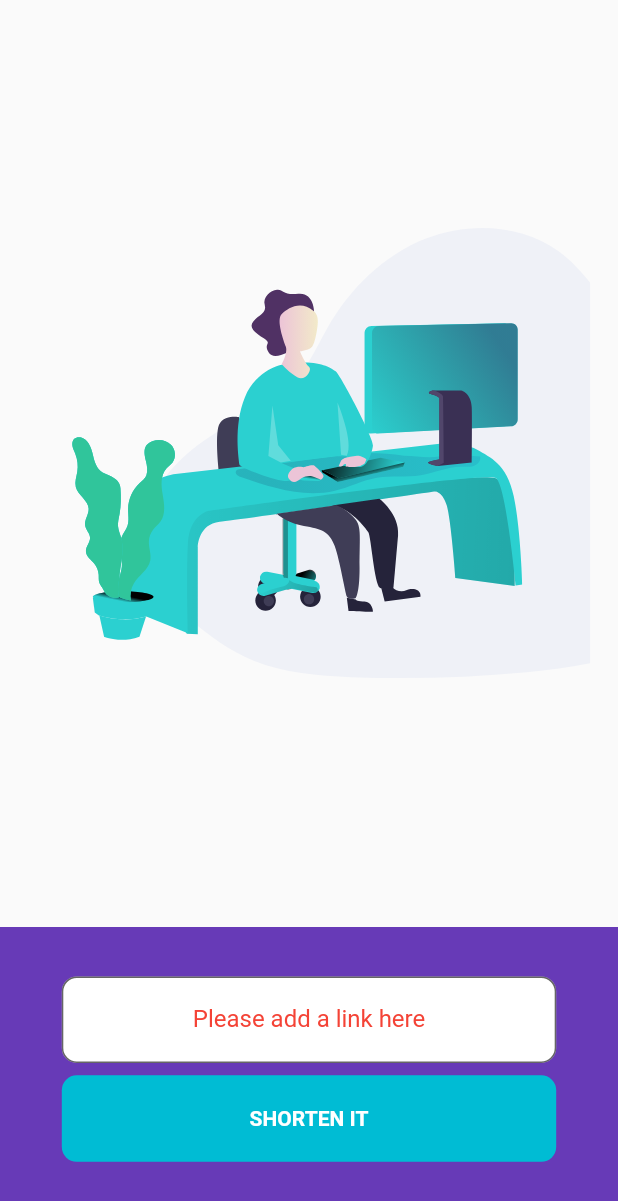
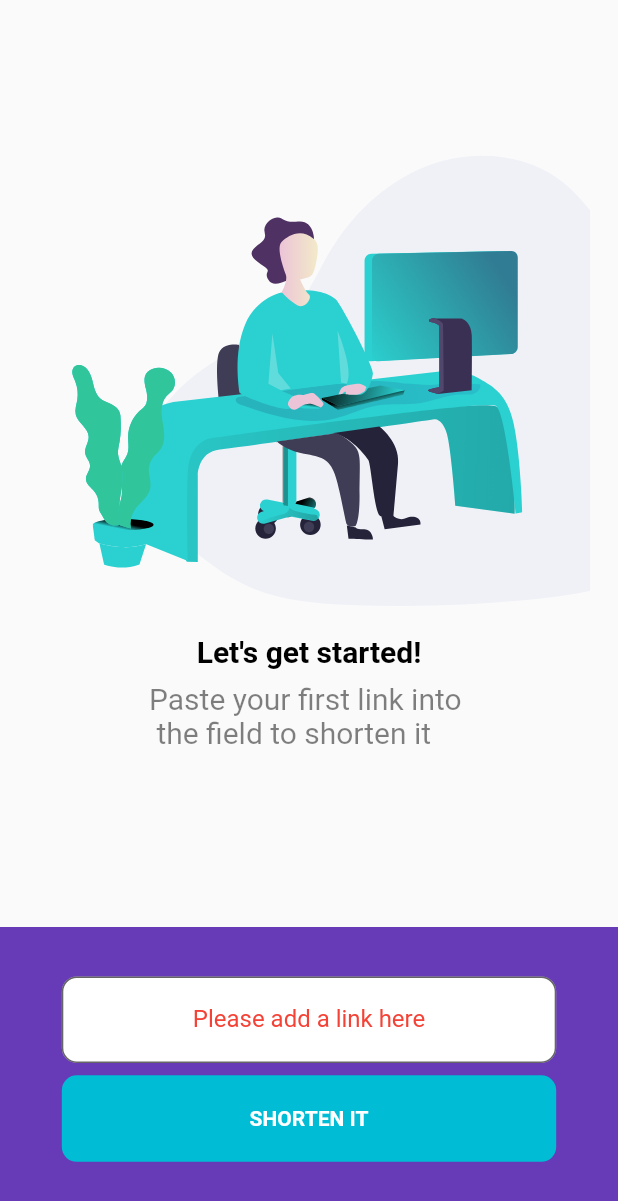
Before and after one commit to ycct/shorten_url, a Flutter app: the HomeView screen opened by its route, after a tap on "SHORTEN IT", on a phone screen of 412 x 824 dp. Shown: the top 1201 px of the screen. Run offline on Flutter 3.47's test engine with Material 2 defaults, Android fonts, the phone set to English and light mode, and no system bars; our stand-ins replace flutter_svg, get.

Commit message:
list view builder added , whole app edited, folders organized

```diff
--- a/lib/controller/home_controller.dart
+++ b/lib/controller/home_controller.dart
@@ -1,5 +1,5 @@
 import 'dart:convert';
-import 'package:flutter/cupertino.dart';
+import 'package:flutter/material.dart';
 import 'package:get/get.dart';
 import 'package:shorten_url/constants/service.dart';
 import 'package:shorten_url/models/error_model.dart';
@@ -9,24 +9,13 @@ import 'package:http/http.dart' as http;
 class HomeController extends GetxController {
   TextEditingController urlController = TextEditingController();
   MainDataModel? mainDataModel;
+  List<MainDataModel> shortenList = [];
+  List<MainDataModel> reversedShortenList = [];
   ErrorModel? errorModel;
   bool isFormEmpty = false;
+  List<bool> isCopiedList = [];
 
-  @override
-  void onInit() {
-    super.onInit();
-    urlController = TextEditingController();
-  }
 
-  @override
-  void onClose() {
-    urlController.dispose();
-  }
-
-  void boolChanger() {
-    isFormEmpty = true;
-    update();
-  }
 
   Future<MainDataModel?> shortenUrl() async {
     Uri serviceUri = Uri.parse(Service.baseUrl + urlController.text);
@@ -37,12 +26,38 @@ class HomeController extends GetxController {
     try {
       mainDataModel = MainDataModel.fromMap(responseMap);
       if (mainDataModel != null) {
+        shortenList.add(mainDataModel!);
+        reversedShortenList = shortenList.reversed.toList();
+        isCopiedList.add(false);
       }
       update();
       return mainDataModel;
     } catch (e) {
       errorModel = ErrorModel.fromMap(responseMap);
+      if (errorModel != null) {
+        Get.snackbar("Error", errorModel!.error ?? "Error Occur",
+            backgroundColor: Colors.red.shade400, colorText: Colors.white);
+      }
     }
     return null;
   }
+
+  void copiedMethod(List list, int index) async {
+    list[index] = true;
+    update();
+    await Future.delayed(const Duration(seconds: 2));
+    list[index] = false;
+    update();
+  }
+
+  void formValidatorChanger() {
+    isFormEmpty = true;
+    update();
+  }
+
+  void deleteFromList(List list, int index) {
+    list.removeAt(index);
+    update();
+  }
+
 }
--- a/lib/main.dart
+++ b/lib/main.dart
@@ -5,7 +5,7 @@ import 'package:shorten_url/utils/bindings.dart';
 import 'package:shorten_url/utils/routes.dart';
 import 'package:shorten_url/theme/theme.dart';
 import 'package:shorten_url/utils/translation.dart';
-import 'package:shorten_url/views/home_view.dart';
+import 'package:shorten_url/views/home_view/home_view.dart';
 
 void main() {
   runApp(const MyApp());
@@ -25,7 +25,7 @@ class MyApp extends StatelessWidget {
         locale: const Locale("en", "US"),
         fallbackLocale: const Locale('en', 'UK'),
         translations: Translation(),
-        home:  HomeView(),
+        home:  const HomeView(),
         theme: CustomThemeData.lightTheme);
   }
 }
--- a/lib/models/result_model.dart
+++ b/lib/models/result_model.dart
@@ -1,12 +1,14 @@
 class ResultModel {
   final String fullShortLink;
   final String shortLink;
+  final String originalLink;
 
-  ResultModel({required this.fullShortLink, required this.shortLink});
+  ResultModel({required this.fullShortLink, required this.shortLink,required this.originalLink});
 
 
   factory ResultModel.fromMap(Map<String, dynamic> map) {
     return ResultModel(
+      originalLink: map["original_link"],
       fullShortLink: map['full_short_link'] as String,
       shortLink: map['short_link'] as String,
     );
--- a/lib/theme/theme.dart
+++ b/lib/theme/theme.dart
@@ -6,14 +6,17 @@ class CustomThemeData {
   static  Color backgroundColor = Colors.grey.shade50;
 
   static ThemeData lightTheme = ThemeData(
+    progressIndicatorTheme: const ProgressIndicatorThemeData(color: primaryColor),
     appBarTheme: const AppBarTheme(backgroundColor: primaryColor),
     errorColor: Colors.red,
+    dividerColor: Colors.black,
+    primaryColorDark: Colors.black,
+    backgroundColor: Colors.deepPurple,
     inputDecorationTheme: const InputDecorationTheme(
       hintStyle: TextStyle(
         color: primaryColor,
       ),
     ),
-    primarySwatch: Colors.blue,
     primaryColor: primaryColor,
     disabledColor: secondaryColor,
     scaffoldBackgroundColor: backgroundColor,
--- a/lib/utils/routes.dart
+++ b/lib/utils/routes.dart
@@ -1,17 +1,16 @@
 import 'package:get/get.dart';
 import 'package:shorten_url/utils/bindings.dart';
-import 'package:shorten_url/views/home_view.dart';
-import 'package:shorten_url/views/splash_view.dart';
+import 'package:shorten_url/views/home_view/home_view.dart';
 
 class AppRoutes {
   static final routes = [
-    GetPage(
-      name: '/splash',
-      page: () => const SplashView(),
-    ),
+    // GetPage(
+    //   name: '/splash',
+    //   page: () => const SplashView(),
+    // ),
     GetPage(
       name: '/home',
-      page: () =>  HomeView(),
+      page: () => const HomeView(),
       binding: HomeViewBinding(),
     ),
   ];
--- a/lib/utils/translation.dart
+++ b/lib/utils/translation.dart
@@ -6,10 +6,11 @@ class Translation extends Translations {
     "en_US": {
       "appName": "Shortly",
       "copy": "Copy",
-      "copied": "Copied",
+      "copied": "Copied ! ",
       "started": "Let's get started!",
       "pasteLink": "Paste your first link into \n the field to shorten it",
       "addLink": "Please add a link here",
+      "history": "Your Link History",
       "shortenLink": "Shorten a link here ",
       "shorten": "Shorten it",
       "yourLink": "Your Link History",
--- a/lib/views/home_view.dart
+++ /dev/null
@@ -1,109 +0,0 @@
-import 'package:flutter/material.dart';
-import 'package:flutter_svg/flutter_svg.dart';
-import 'package:get/get.dart';
-import 'package:shorten_url/constants/app_constants.dart';
-import 'package:shorten_url/constants/image_paths.dart';
-import 'package:shorten_url/controller/home_controller.dart';
-import 'package:shorten_url/utils/extension.dart';
-
-class HomeView extends StatelessWidget {
-  const HomeView({Key? key}) : super(key: key);
-
-  @override
-  Widget build(BuildContext context) {
-    return GetBuilder(builder: (HomeController homeController) {
-      return Scaffold(
-        body: Column(
-          children: [
-            Expanded(
-              flex: 3,
-              child: buildSvgPicture(),
-            ),
-            Expanded(
-              child: Container(
-                color: Colors.deepPurple,
-                child: Padding(
-                  padding: EdgeInsets.symmetric(
-                      horizontal: context.paddingExtraLargeWidth),
-                  child: Column(
-                    children: [
-                      context.sizedBoxHeightSmall,
-                      buildFormField(context, homeController),
-                      context.sizedBoxHeightUltraSmall,
-                      buildButton(context, homeController),
-                    ],
-                  ),
-                ),
-              ),
-            ),
-          ],
-        ),
-      );
-    });
-  }
-
-  SizedBox buildFormField(BuildContext context, HomeController homeController) {
-    return SizedBox(
-      height: context.dynamicHeight(0.07),
-      width: context.dynamicWidth(1),
-      child: TextFormField(
-        controller: homeController.urlController,
-        textAlign: TextAlign.center,
-        decoration: InputDecoration(
-          filled: true,
-          hintText:
-              homeController.isFormEmpty ? "addLink".tr : "shortenLink".tr,
-          hintStyle: TextStyle(
-            color: homeController.isFormEmpty
-                ? Theme.of(context).errorColor
-                : Theme.of(context).primaryColor.withOpacity(0.6),
-          ),
-          contentPadding: const EdgeInsets.all(AppConstants.defaultPadding),
-          labelStyle: TextStyle(color: Theme.of(context).primaryColor),
-          fillColor: Theme.of(context).disabledColor,
-          border: OutlineInputBorder(
-            borderRadius: BorderRadius.circular(AppConstants.extraSmallRadius),
-          ),
-        ),
-      ),
-    );
-  }
-
-  Widget buildButton(BuildContext context, HomeController homeController) {
-    return InkWell(
-      onTap: () {
-        if (homeController.urlController.text.toString() == "") {
-          homeController.boolChanger();
-        } else {
-          homeController.shortenUrl();
-        }
-      },
-      child: Container(
-        height: context.dynamicHeight(0.07),
-        width: context.dynamicWidth(1),
-        decoration: BoxDecoration(
-          color: Theme.of(context).primaryColor,
-          borderRadius: const BorderRadius.all(
-            Radius.circular(AppConstants.extraSmallRadius),
-          ),
-        ),
-        child: Center(
-          child: Text(
-            "shorten".tr.toUpperCase(),
-            style: TextStyle(
-              color: Theme.of(context).disabledColor,
-            ),
-          ),
-        ),
-      ),
-    );
-  }
-
-  Center buildSvgPicture() {
-    return Center(
-      child: SvgPicture.asset(
-        ImagePaths.backgroundImage,
-      ),
-    );
-  }
-}
--- /dev/null
+++ b/lib/views/home_view/home_view.dart
@@ -0,0 +1,145 @@
+import 'package:flutter/material.dart';
+import 'package:flutter_svg/flutter_svg.dart';
+import 'package:get/get.dart';
+import 'package:shorten_url/views/home_view/components/card.dart';
+import 'package:shorten_url/constants/image_paths.dart';
+import 'package:shorten_url/controller/home_controller.dart';
+import 'package:shorten_url/widgets/custom_button.dart';
+import 'package:shorten_url/utils/extension.dart';
+import '../../constants/app_constants.dart';
+
+class HomeView extends StatelessWidget {
+  const HomeView({Key? key}) : super(key: key);
+
+  @override
+  Widget build(BuildContext context) {
+    return GetBuilder(builder: (HomeController homeController) {
+      return Scaffold(
+        body: SingleChildScrollView(
+          child: SizedBox(
+            width: context.dynamicWidth(1),
+            height: context.dynamicHeight(1),
+            child: Column(
+              children: [
+                Expanded(
+                  flex: 3,
+                  child: homeController.shortenList.isEmpty
+                      ? buildSvgPicture(context)
+                      : const CustomCard(),
+                ),
+                Expanded(
+                  child: buildBottomBar(context, homeController),
+                ),
+              ],
+            ),
+          ),
+        ),
+      );
+    });
+  }
+
+  Widget buildSvgPicture(BuildContext context) {
+    return Column(
+      children: [
+        context.sizedBoxHeightExtraLarge,
+        context.sizedBoxHeightExtraSmall,
+        SvgPicture.asset(
+          ImagePaths.backgroundImage,
+        ),
+        Text(
+          "started".tr,
+          style: Theme.of(context)
+              .textTheme
+              .headline6!
+              .copyWith(color: Theme.of(context).primaryColorDark),
+        ),
+        context.sizedBoxHeightUltraSmall,
+        Text(
+          "pasteLink".tr,
+          style: Theme.of(context).textTheme.headline6!.copyWith(
+              color: Theme.of(context).primaryColorDark.withOpacity(0.5),
+              fontWeight: FontWeight.normal),
+        )
+      ],
+    );
+  }
+
+  Container buildBottomBar(
+      BuildContext context, HomeController homeController) {
+    return Container(
+      color: Theme.of(context).backgroundColor,
+      child: Padding(
+        padding:
+            EdgeInsets.symmetric(horizontal: context.paddingExtraLargeWidth),
+        child: Column(
+          children: [
+            context.sizedBoxHeightSmall,
+            buildFormField(context, homeController),
+            context.sizedBoxHeightUltraSmall,
+            buildCustomButton(context, homeController),
+          ],
+        ),
+      ),
+    );
+  }
+
+  SizedBox buildFormField(BuildContext context, HomeController homeController) {
+    return SizedBox(
+      height: context.dynamicHeight(0.07),
+      width: context.dynamicWidth(1),
+      child: TextFormField(
+        autofocus: false,
+        controller: homeController.urlController,
+        textAlign: TextAlign.center,
+        decoration: InputDecoration(
+          filled: true,
+          hintText:
+              homeController.isFormEmpty ? "addLink".tr : "shortenLink".tr,
+          hintStyle: TextStyle(
+            color: homeController.isFormEmpty
+                ? Theme.of(context).errorColor
+                : Theme.of(context).primaryColor.withOpacity(0.6),
+          ),
+          contentPadding: const EdgeInsets.all(AppConstants.defaultPadding),
+          labelStyle: TextStyle(color: Theme.of(context).primaryColor),
+          fillColor: Theme.of(context).disabledColor,
+          border: OutlineInputBorder(
+            borderRadius: BorderRadius.circular(AppConstants.extraSmallRadius),
+          ),
+        ),
+      ),
+    );
+  }
+
+  CustomButton buildCustomButton(
+      BuildContext context, HomeController homeController) {
+    return CustomButton(
+      title: "shorten".tr,
+      height: context.dynamicHeight(0.07),
+      onTap: () {
+        simpleValidator(context, homeController);
+      },
+    );
+  }
+
+  buildShowDialog(BuildContext context) {
+    return showDialog(
+        context: context,
+        barrierDismissible: false,
+        builder: (BuildContext context) {
+          return const Center(
+            child: CircularProgressIndicator.adaptive(),
+          );
+        });
+  }
+
+  void simpleValidator(BuildContext context, HomeController homeController) {
+    if (homeController.urlController.text.toString() == "") {
+      homeController.formValidatorChanger();
+    } else {
+      buildShowDialog(context);
+      homeController.shortenUrl().then((value) => Navigator.pop(context));
+      FocusScope.of(context).unfocus();
+    }
+  }
+}
--- /dev/null
+++ b/lib/widgets/custom_button.dart
@@ -0,0 +1,38 @@
+import 'package:flutter/material.dart';
+import '../constants/app_constants.dart';
+
+class CustomButton extends StatelessWidget {
+  final VoidCallback? onTap;
+  final String? title;
+  final double? height;
+  final Color? color;
+
+  const CustomButton(
+      {Key? key, this.onTap, this.title, this.height, this.color})
+      : super(key: key);
+
+  @override
+  Widget build(BuildContext context) {
+    return InkWell(
+      onTap: onTap,
+      child: Container(
+        width: double.infinity,
+        height: height,
+        decoration: BoxDecoration(
+          color: color ?? Theme.of(context).primaryColor,
+          borderRadius: const BorderRadius.all(
+            Radius.circular(AppConstants.extraSmallRadius),
+          ),
+        ),
+        child: Center(
+          child: Text(
+            title!.toUpperCase(),
+            style: TextStyle(
+              color: Theme.of(context).disabledColor,
+            ),
+          ),
+        ),
+      ),
+    );
+  }
+}
```
Also changed, not shown: lib/views/home_view/components/card.dart (added, +121 -0 lines), lib/views/onboarding_view.dart (deleted, +0 -10 lines), lib/views/splash_view.dart (deleted, +0 -10 lines), lib/utils/bindings.dart (line endings or trailing spaces), lib/views/onboarding_view/onboarding_view.dart (added).
